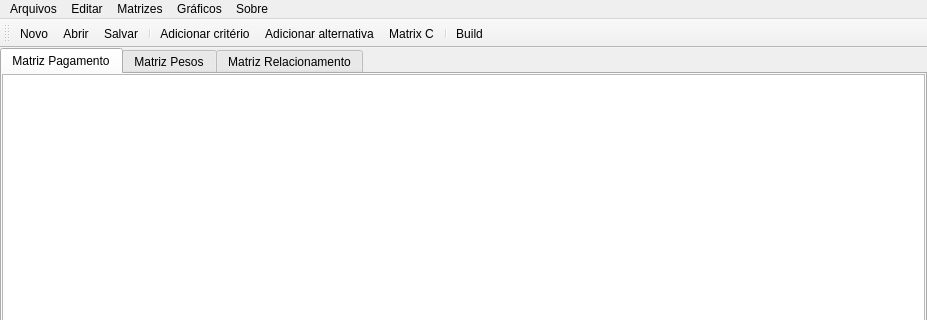
First picture: the form in mainwindow.ui, repository MCDALab/MEM, before the edit; both pictures show x 0 to 927 and y 0 to 320 of the 927 by 512 pixel window.
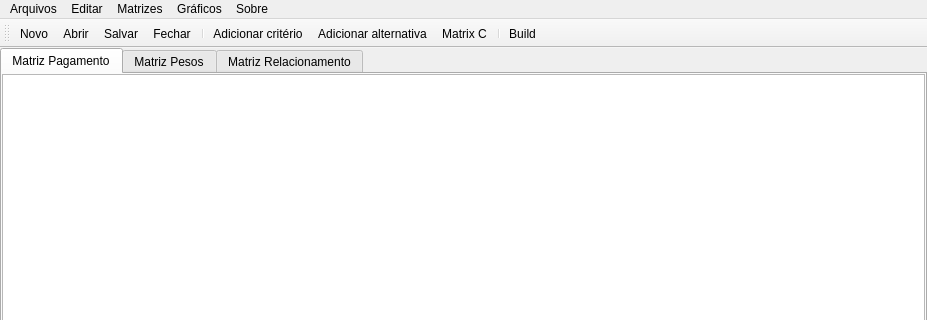
Second picture: the form after the edit. Icons and pictures are not drawn. Custom widgets are drawn as their Qt base class.

Patch:
```diff
--- a/mainwindow.ui
+++ b/mainwindow.ui
@@ -557,6 +557,7 @@
    <addaction name="actNew"/>
    <addaction name="actOpen"/>
    <addaction name="actSave"/>
+   <addaction name="actClose"/>
    <addaction name="separator"/>
    <addaction name="actAddCriteria"/>
    <addaction name="actAddAlternative"/>
```
Left out of the diff: 94 changed lines with no effect on the pictures.
